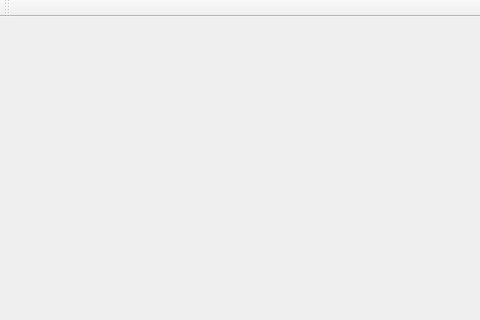
Old version of the form mainwindow.ui in the repository bseto/CuteGame; both pictures show x 0 to 480 and y 0 to 320 of the 1001 by 716 pixel window.
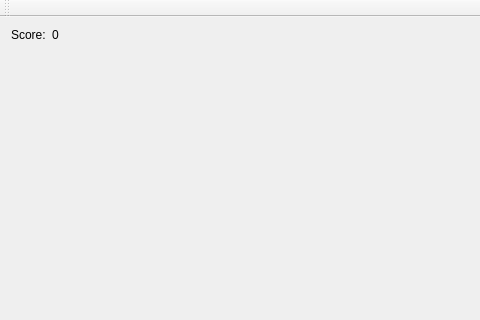
New version of the form.

Commit message: some super simple scoring

The edit to the form file:
```diff
--- a/mainwindow.ui
+++ b/mainwindow.ui
@@ -13,7 +13,60 @@
   <property name="windowTitle">
    <string>MainWindow</string>
   </property>
-  <widget class="QWidget" name="centralWidget"/>
+  <widget class="QWidget" name="centralWidget">
+   <widget class="QWidget" name="gridLayoutWidget">
+    <property name="geometry">
+     <rect>
+      <x>0</x>
+      <y>0</y>
+      <width>1001</width>
+      <height>631</height>
+     </rect>
+    </property>
+    <layout class="QGridLayout" name="gridLayout">
+     <item row="4" column="2">
+      <spacer name="verticalSpacer">
+       <property name="orientation">
+        <enum>Qt::Vertical</enum>
+       </property>
+       <property name="sizeHint" stdset="0">
+        <size>
+         <width>20</width>
+         <height>40</height>
+        </size>
+       </property>
+      </spacer>
+     </item>
+     <item row="1" column="0">
+      <widget class="QLabel" name="label">
+       <property name="text">
+        <string>Score:</string>
+       </property>
+      </widget>
+     </item>
+     <item row="5" column="2">
+      <spacer name="horizontalSpacer">
+       <property name="orientation">
+        <enum>Qt::Horizontal</enum>
+       </property>
+       <property name="sizeHint" stdset="0">
+        <size>
+         <width>40</width>
+         <height>20</height>
+        </size>
+       </property>
+      </spacer>
+     </item>
+     <item row="1" column="1">
+      <widget class="QLabel" name="label_2">
+       <property name="text">
+        <string>0</string>
+       </property>
+      </widget>
+     </item>
+    </layout>
+   </widget>
+  </widget>
   <widget class="QMenuBar" name="menuBar">
    <property name="geometry">
     <rect>
```
The commit also changes 2 other files.
